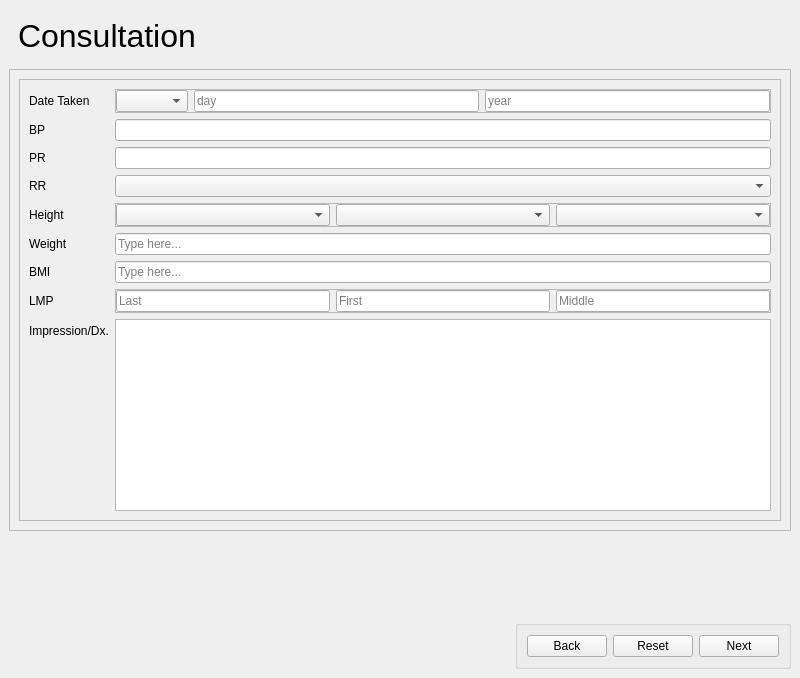
The window that Screens/emergencyScreen.ui (venice2003/IV) describes before a commit, drawn with Qt 5.
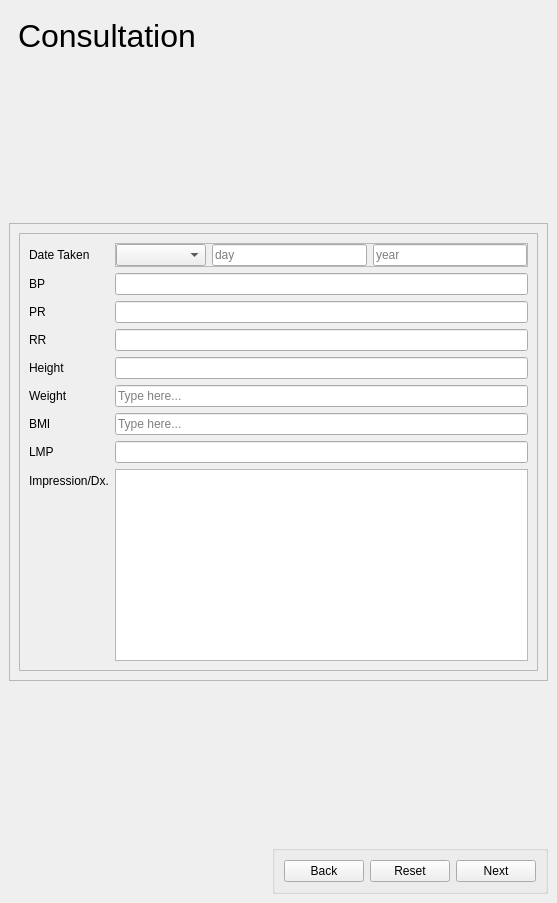
The same window after the commit. Icons and pictures are not drawn.

```diff
--- a/Screens/emergencyScreen.ui
+++ b/Screens/emergencyScreen.ui
@@ -6,8 +6,8 @@
    <rect>
     <x>0</x>
     <y>0</y>
-    <width>800</width>
-    <height>678</height>
+    <width>557</width>
+    <height>903</height>
    </rect>
   </property>
   <property name="windowTitle">
@@ -15,7 +15,7 @@
   </property>
   <widget class="QWidget" name="centralwidget">
    <layout class="QVBoxLayout" name="verticalLayout">
-    <item>
+    <item alignment="Qt::AlignTop">
      <widget class="QWidget" name="header" native="true">
       <layout class="QHBoxLayout" name="horizontalLayout_6">
        <item>
@@ -80,7 +80,7 @@
       </layout>
      </widget>
     </item>
-    <item>
+    <item alignment="Qt::AlignVCenter">
      <widget class="QFrame" name="Wrapper">
       <property name="sizePolicy">
        <sizepolicy hsizetype="Minimum" vsizetype="Minimum">
@@ -155,6 +155,66 @@
                <property name="placeholderText">
                 <string>Month</string>
                </property>
+               <item>
+                <property name="text">
+                 <string>January</string>
+                </property>
+               </item>
+               <item>
+                <property name="text">
+                 <string>February</string>
+                </property>
+               </item>
+               <item>
+                <property name="text">
+                 <string>March</string>
+                </property>
+               </item>
+               <item>
+                <property name="text">
+                 <string>April</string>
+                </property>
+               </item>
+               <item>
+                <property name="text">
+                 <string>May</string>
+                </property>
+               </item>
+               <item>
+                <property name="text">
+                 <string>June</string>
+                </property>
+               </item>
+               <item>
+                <property name="text">
+                 <string>July</string>
+                </property>
+               </item>
+               <item>
+                <property name="text">
+                 <string>August</string>
+                </property>
+               </item>
+               <item>
+                <property name="text">
+                 <string>September</string>
+                </property>
+               </item>
+               <item>
+                <property name="text">
+                 <string>October</string>
+                </property>
+               </item>
+               <item>
+                <property name="text">
+                 <string>November</string>
+                </property>
+               </item>
+               <item>
+                <property name="text">
+                 <string>December</string>
+                </property>
+               </item>
               </widget>
              </item>
              <item>
@@ -201,25 +261,6 @@
             </property>
            </widget>
           </item>
-          <item row="6" column="1">
-           <widget class="QComboBox" name="genderTextBox">
-            <property name="mouseTracking">
-             <bool>false</bool>
-            </property>
-            <property name="editable">
-             <bool>false</bool>
-            </property>
-            <property name="maxVisibleItems">
-             <number>12</number>
-            </property>
-            <property name="minimumContentsLength">
-             <number>0</number>
-            </property>
-            <property name="placeholderText">
-             <string>Month</string>
-            </property>
-           </widget>
-          </item>
           <item row="7" column="0">
            <widget class="QLabel" name="label_4">
             <property name="text">
@@ -227,39 +268,6 @@
             </property>
            </widget>
           </item>
-          <item row="7" column="1">
-           <widget class="QFrame" name="frame_2">
-            <property name="frameShape">
-             <enum>QFrame::StyledPanel</enum>
-            </property>
-            <property name="frameShadow">
-             <enum>QFrame::Raised</enum>
-            </property>
-            <layout class="QHBoxLayout" name="horizontalLayout_5">
-             <property name="leftMargin">
-              <number>0</number>
-             </property>
-             <property name="topMargin">
-              <number>0</number>
-             </property>
-             <property name="rightMargin">
-              <number>0</number>
-             </property>
-             <property name="bottomMargin">
-              <number>0</number>
-             </property>
-             <item>
-              <widget class="QComboBox" name="comboBox_2"/>
-             </item>
-             <item>
-              <widget class="QComboBox" name="comboBox_3"/>
-             </item>
-             <item>
-              <widget class="QComboBox" name="comboBox_4"/>
-             </item>
-            </layout>
-           </widget>
-          </item>
           <item row="8" column="0">
            <widget class="QLabel" name="label_5">
             <property name="text">
@@ -298,57 +306,6 @@
             </property>
            </widget>
           </item>
-          <item row="10" column="1">
-           <widget class="QFrame" name="nameTextBox">
-            <property name="enabled">
-             <bool>true</bool>
-            </property>
-            <property name="autoFillBackground">
-             <bool>false</bool>
-            </property>
-            <property name="frameShape">
-             <enum>QFrame::StyledPanel</enum>
-            </property>
-            <property name="frameShadow">
-             <enum>QFrame::Raised</enum>
-            </property>
-            <layout class="QHBoxLayout" name="horizontalLayout_3">
-             <property name="leftMargin">
-              <number>0</number>
-             </property>
-             <property name="topMargin">
-              <number>0</number>
-             </property>
-             <property name="rightMargin">
-              <number>0</number>
-             </property>
-             <property name="bottomMargin">
-              <number>0</number>
-             </property>
-             <item>
-              <widget class="QLineEdit" name="lastName">
-               <property name="placeholderText">
-                <string>Last</string>
-               </property>
-              </widget>
-             </item>
-             <item>
-              <widget class="QLineEdit" name="firstName">
-               <property name="placeholderText">
-                <string>First</string>
-               </property>
-              </widget>
-             </item>
-             <item>
-              <widget class="QLineEdit" name="middleInitial">
-               <property name="placeholderText">
-                <string>Middle</string>
-               </property>
-              </widget>
-             </item>
-            </layout>
-           </widget>
-          </item>
           <item row="11" column="0">
            <widget class="QLabel" name="label_2">
             <property name="text">
@@ -357,7 +314,16 @@
            </widget>
           </item>
           <item row="11" column="1">
-           <widget class="QTextEdit" name="textEdit"/>
+           <widget class="QTextEdit" name="impression"/>
+          </item>
+          <item row="6" column="1">
+           <widget class="QLineEdit" name="rr"/>
+          </item>
+          <item row="7" column="1">
+           <widget class="QLineEdit" name="height"/>
+          </item>
+          <item row="10" column="1">
+           <widget class="QLineEdit" name="lmp"/>
           </item>
          </layout>
         </widget>
@@ -365,20 +331,7 @@
       </layout>
      </widget>
     </item>
-    <item>
-     <spacer name="Spacer">
-      <property name="orientation">
-       <enum>Qt::Vertical</enum>
-      </property>
-      <property name="sizeHint" stdset="0">
-       <size>
-        <width>20</width>
-        <height>40</height>
-       </size>
-      </property>
-     </spacer>
-    </item>
-    <item>
+    <item alignment="Qt::AlignBottom">
      <widget class="QGroupBox" name="navigation">
       <property name="enabled">
        <bool>true</bool>
```
Left out of the diff: 8 changed lines with no effect on the pictures.
